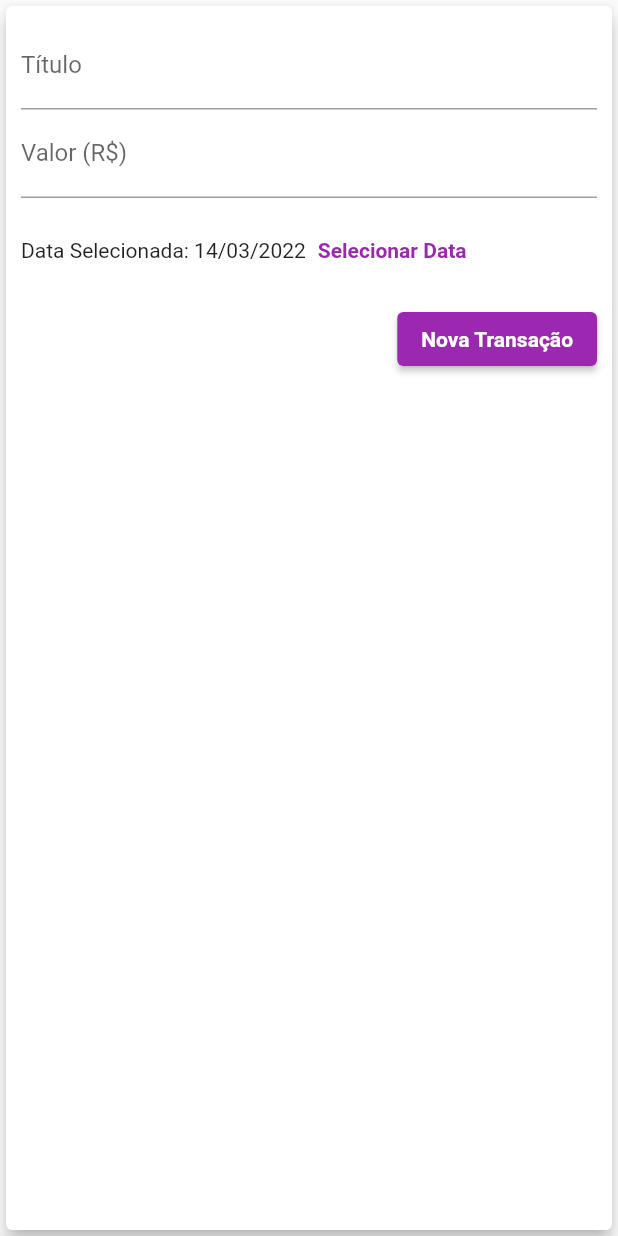
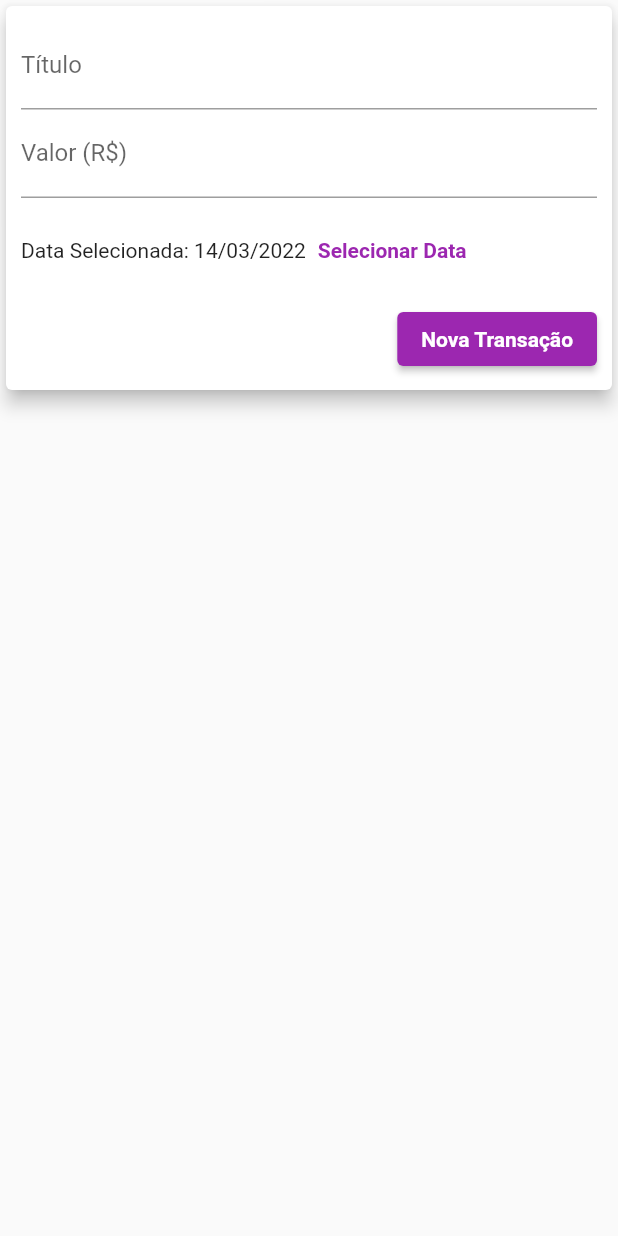
Before and after one commit to Gustavo653/Flutter, a Flutter app: the TransactionForm widget shown alone on an empty page, opened directly with empty values, on a phone screen of 412 x 824 dp. Run offline on Flutter 3.47's test engine with Material 2 defaults, Android fonts, the phone set to English and light mode, and no system bars; Roboto replaces fonts that are missing (Quicksand).

Commit message:
Update transaction_form.dart

```diff
--- a/Secao 3/expenses/lib/components/transaction_form.dart
+++ b/Secao 3/expenses/lib/components/transaction_form.dart
@@ -44,10 +44,16 @@ class _TransactionFormState extends State<TransactionForm> {
 
   @override
   Widget build(BuildContext context) {
-    return Card(
+    return SingleChildScrollView(
+      child: Card(
         elevation: 5,
         child: Padding(
-        padding: const EdgeInsets.all(10),
+          padding: EdgeInsets.only(
+            top: 10,
+            right: 10,
+            left: 10,
+            bottom: 10 + (MediaQuery.of(context).viewInsets.bottom),
+          ),
           child: Column(
             children: <Widget>[
               TextField(
@@ -103,6 +109,7 @@ class _TransactionFormState extends State<TransactionForm> {
             ],
           ),
         ),
+      ),
     );
   }
 }
```
Lines whose indentation alone changed are shown as unchanged.
